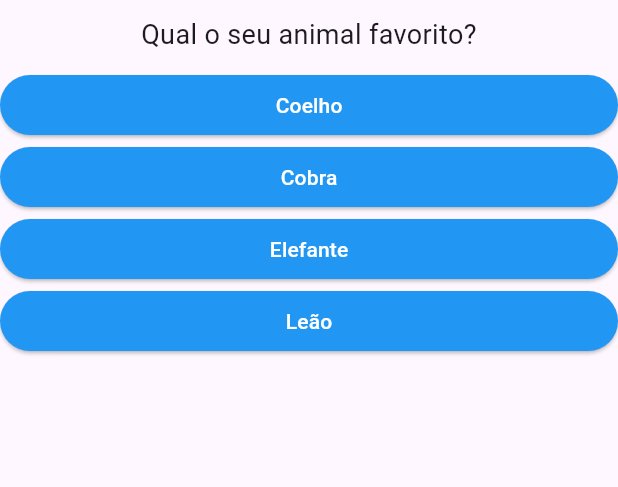
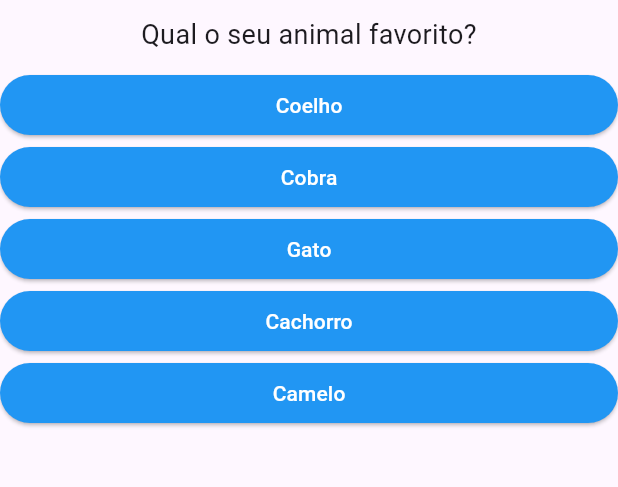
Before and after one commit to paullo-hh/projetoPerguntas, a Flutter app: the screen it shows after launch, after a tap on "Preto", on a phone screen of 412 x 824 dp, the part 84-571 px from its top. Run offline on Flutter 3.47's test engine with Material 3 defaults, Android fonts, the phone set to English and light mode, and no system bars; our stand-ins replace google_fonts.

Commit message:
Divido Widgets e atribuído pontos às perguntas.

```diff
--- a/lib/main.dart
+++ b/lib/main.dart
@@ -1,22 +1,32 @@
 import 'package:flutter/material.dart';
-import './questao.dart';
-import './resposta.dart';
-import 'package:google_fonts/google_fonts.dart';
+import './resultado.dart';
+import './questionario.dart';
 
 main() => runApp(const PerguntaApp());
-
 
 class _PerguntaAppState extends State<PerguntaApp> {
   var _perguntaSelecionada = 0;
   final List<Map<String, Object>> _perguntas = const [
     {
       'texto': 'Qual a sua cor favorita?',
-      'respostas': ['Preto', 'Vermelho', 'Verde', 'Branco', 'Roxo'],
+      'respostas': [
+        {'texto': 'Preto', 'nota': 3},
+        {'texto': 'Vermelho', 'nota': 5},
+        {'texto': 'Verde', 'nota': 10}, // 30
+        {'texto': 'Branco', 'nota': 5},
+        {'texto': 'Roxo', 'nota': 7}
+      ],
     },
     {
       'texto': 'Qual o seu animal favorito?',
-      'respostas': ['Coelho', 'Cobra', 'Elefante', 'Leão'],
-    },
+      'respostas': [
+		{'texto': 'Coelho', 'nota': 3},
+		{'texto': 'Cobra', 'nota': 5},
+		{'texto': 'Gato', 'nota': 10}, // 30
+		{'texto': 'Cachorro', 'nota': 5},
+		{'texto': 'Camelo', 'nota': 7}
+		],
+    }
   ];
 
   void _responder() {
@@ -24,46 +34,26 @@ class _PerguntaAppState extends State<PerguntaApp> {
       setState(() {
         _perguntaSelecionada++;
       });
-      print(_perguntaSelecionada);
     }
   }
 
-  bool get temPerguntaSelecionada {
+    bool get temPerguntaSelecionada {
     return _perguntaSelecionada < _perguntas.length;
   }
 
   @override
   Widget build(BuildContext context) {
-    List<String> respostas = temPerguntaSelecionada
-        ? _perguntas[_perguntaSelecionada].cast()['respostas']
-        : [];
-
     return MaterialApp(
-      home: Scaffold(
-        appBar: AppBar(
-          title: const Text('Perguntas'),
-          backgroundColor: const Color.fromARGB(255, 99, 178, 243),
-        ),
-        body: temPerguntaSelecionada
-            ? Column(
-                children: <Widget>[
-                  Questao(_perguntas[_perguntaSelecionada]['texto'] as String),
-                  ...respostas.map((t) => Resposta(t, _responder)).toList(),
-                ],
-              )
-            : Center(
-                child: Text(
-                  'Congratulations!',
-                  style: GoogleFonts.poppins(
-                    textStyle: Theme.of(context).textTheme.displayLarge,
-                    fontSize: 24,
-                    fontWeight: FontWeight.w500,
-                    fontStyle: FontStyle.normal,
-                  ),
-                ),
-              ),
-      ),
-    );
+        home: Scaffold(
+            appBar: AppBar(
+                title: const Text('Perguntas'),
+                backgroundColor: const Color.fromARGB(255, 99, 178, 243)),
+            body: temPerguntaSelecionada
+                ? Questionario(
+                    perguntas: _perguntas,
+                    perguntaSelecionada: _perguntaSelecionada,
+                    quandoResponder: _responder)
+                : Resultado()));
   }
 }
 
--- /dev/null
+++ b/lib/questionario.dart
@@ -0,0 +1,34 @@
+import 'package:flutter/material.dart';
+import './questao.dart';
+import './resposta.dart';
+
+class Questionario extends StatelessWidget {
+  final List<Map<String, Object>> perguntas;
+  final int perguntaSelecionada;
+  final void Function() quandoResponder;
+
+  const Questionario({
+    required this.perguntas,
+    required this.perguntaSelecionada,
+    required this.quandoResponder,
+  });
+
+  bool get temPerguntaSelecionada {
+    return perguntaSelecionada < perguntas.length;
+  }
+
+  @override
+  Widget build(BuildContext context) {
+    List<Map<String, Object>> respostas = temPerguntaSelecionada
+        ? perguntas[perguntaSelecionada].cast()['respostas']
+            as List<Map<String, Object>>
+        : [];
+
+    return Column(children: <Widget>[
+      Questao(perguntas[perguntaSelecionada]['texto'] as String),
+      ...respostas
+          .map((resp) => Resposta(resp['texto'] as String, quandoResponder))
+          .toList(),
+    ]);
+  }
+}
--- /dev/null
+++ b/lib/resultado.dart
@@ -0,0 +1,23 @@
+import 'package:flutter/material.dart';
+import 'package:google_fonts/google_fonts.dart';
+
+class Resultado extends StatelessWidget
+{
+    const Resultado({super.key});
+
+    @override
+    Widget build(BuildContext context)
+    {
+        return Center(
+            child: Text(
+                'Congratulations!',
+                style: GoogleFonts.poppins(
+                    textStyle: Theme.of(context).textTheme.displayLarge,
+                    fontSize: 24,
+                    fontWeight: FontWeight.w500,
+                    fontStyle: FontStyle.normal
+                )
+            )
+        );
+    }
+}
```
